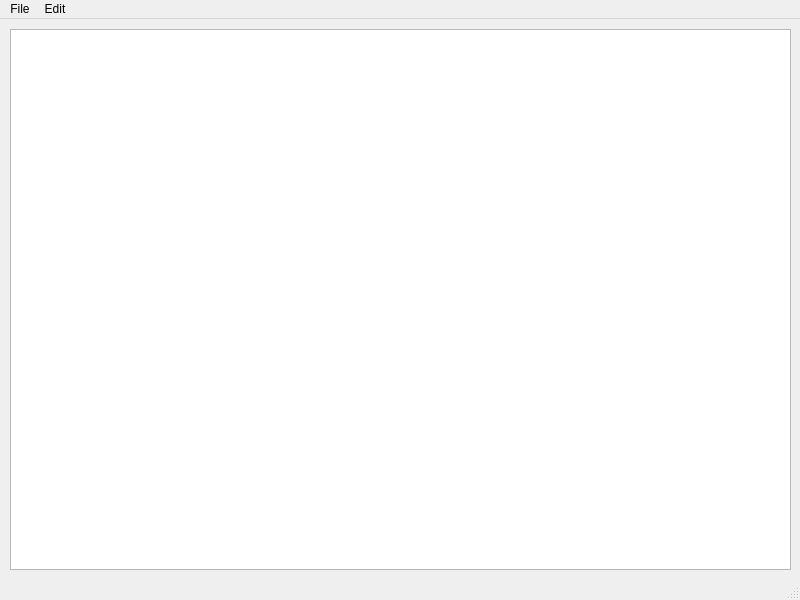
Above: Forms/mainwindow.ui from HaydenHildreth/Simple-Notepad before the change. Below: the same form after it.
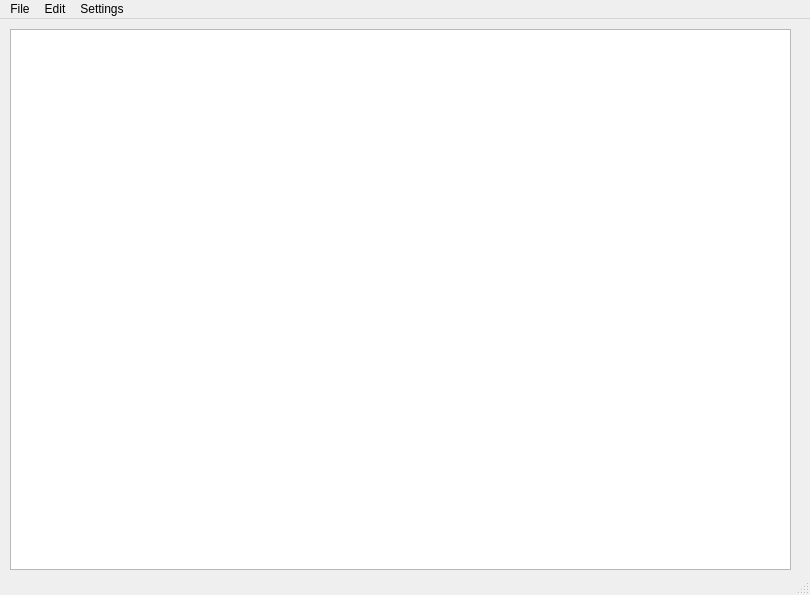
That is the form after the change.

What changed in the file:
```diff
--- a/Forms/mainwindow.ui
+++ b/Forms/mainwindow.ui
@@ -6,8 +6,8 @@
    <rect>
     <x>0</x>
     <y>0</y>
-    <width>800</width>
-    <height>600</height>
+    <width>810</width>
+    <height>595</height>
    </rect>
   </property>
   <property name="windowTitle">
@@ -35,7 +35,7 @@
     <rect>
      <x>0</x>
      <y>0</y>
-     <width>800</width>
+     <width>810</width>
      <height>21</height>
     </rect>
    </property>
@@ -60,8 +60,24 @@
     <addaction name="actionUndo"/>
     <addaction name="actionRedo"/>
    </widget>
+   <widget class="QMenu" name="menuSettings">
+    <property name="title">
+     <string>Settings</string>
+    </property>
+    <widget class="QMenu" name="menuTheme">
+     <property name="title">
+      <string>Theme</string>
+     </property>
+     <addaction name="actionLight"/>
+     <addaction name="actionDark"/>
+     <addaction name="actionSalmon"/>
+     <addaction name="actionHacker"/>
+    </widget>
+    <addaction name="menuTheme"/>
+   </widget>
    <addaction name="menuFile"/>
    <addaction name="menuEdit"/>
+   <addaction name="menuSettings"/>
   </widget>
   <widget class="QStatusBar" name="statusbar"/>
   <action name="actionNew">
```
Left out of the diff: 29 changed lines with no effect on the pictures.
